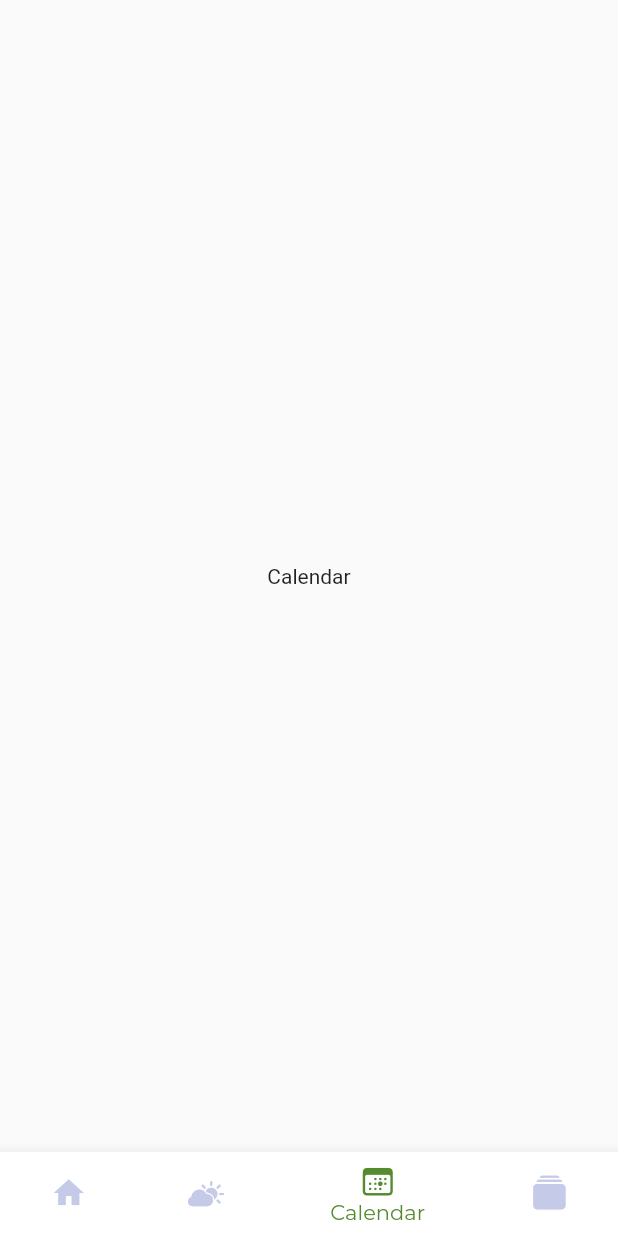
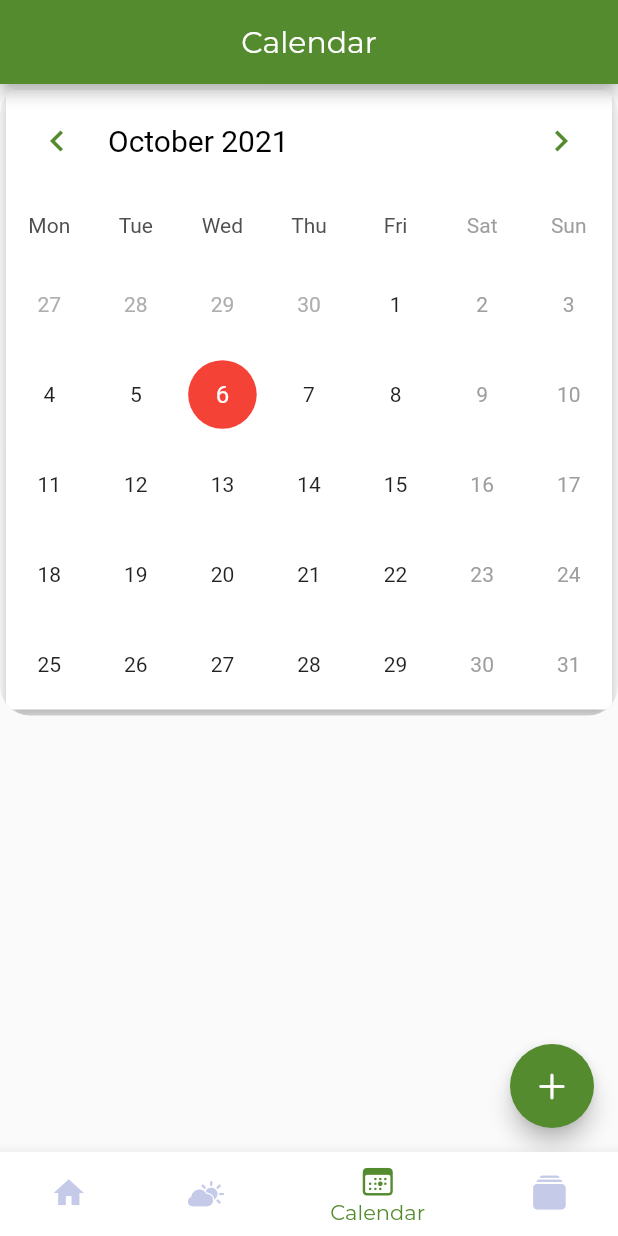
Before and after one commit to IvanAleinikau/farm, a Flutter app: the screen it shows after launch, item 3 of the bottom bar chosen, on a phone screen of 412 x 824 dp. Run offline on Flutter 3.47's test engine with Material 2 defaults, Android fonts, the phone set to English and light mode, and no system bars; drawn by our look-alikes of table_calendar; our stand-ins replace flutter_bloc, freezed_annotation, geolocator, get, get_it; network calls fail.

Commit message:
colors for calendar

```diff
--- /dev/null
+++ b/lib/app/pages/calendar_page.dart
@@ -0,0 +1,251 @@
+import 'package:farm/app/theme/color_palette.dart';
+import 'package:farm/app/theme/text_style.dart';
+import 'package:flutter/cupertino.dart';
+import 'package:flutter/material.dart';
+import 'package:table_calendar/table_calendar.dart';
+import 'package:get/get.dart';
+
+class CalendarPage extends StatefulWidget {
+  const CalendarPage({Key? key}) : super(key: key);
+
+  @override
+  _CalendarPageState createState() => _CalendarPageState();
+}
+
+class _CalendarPageState extends State<CalendarPage> {
+  final todaysDate = DateTime.now();
+  var _focusedCalendarDate = DateTime.now();
+  final _initialCalendarDate = DateTime(2000);
+  final _lastCalendarDate = DateTime(2050);
+  DateTime? selectedCalendarDate;
+  final titleController = TextEditingController();
+  final descpController = TextEditingController();
+
+  late Map<DateTime, List<MyEvents>> mySelectedEvents;
+
+  @override
+  void initState() {
+    selectedCalendarDate = _focusedCalendarDate;
+    mySelectedEvents = {};
+    super.initState();
+  }
+
+  @override
+  void dispose() {
+    titleController.dispose();
+    descpController.dispose();
+    super.dispose();
+  }
+
+  List<MyEvents> _listOfDayEvents(DateTime dateTime) {
+    return mySelectedEvents[dateTime] ?? [];
+  }
+
+  _showAddEventDialog() async {
+    await showDialog(
+        context: context,
+        builder: (context) => AlertDialog(
+              title: const Text('New Event'),
+              content: Column(
+                crossAxisAlignment: CrossAxisAlignment.stretch,
+                mainAxisSize: MainAxisSize.min,
+                children: [
+                  buildTextField(
+                      controller: titleController, hint: 'Enter Title'),
+                  const SizedBox(
+                    height: 20.0,
+                  ),
+                  buildTextField(
+                      controller: descpController, hint: 'Enter Description'),
+                ],
+              ),
+              actions: [
+                TextButton(
+                  onPressed: () => Navigator.pop(context),
+                  child: const Text('Cancel'),
+                ),
+                TextButton(
+                  onPressed: () {
+                    if (titleController.text.isEmpty &&
+                        descpController.text.isEmpty) {
+                      ScaffoldMessenger.of(context).showSnackBar(
+                        const SnackBar(
+                          content: Text('Please enter title & description'),
+                          duration: Duration(seconds: 3),
+                        ),
+                      );
+                      //Navigator.pop(context);
+                      return;
+                    } else {
+                      setState(() {
+                        if (mySelectedEvents[selectedCalendarDate] != null) {
+                          mySelectedEvents[selectedCalendarDate]?.add(MyEvents(
+                              eventTitle: titleController.text,
+                              eventDescp: descpController.text));
+                        } else {
+                          mySelectedEvents[selectedCalendarDate!] = [
+                            MyEvents(
+                                eventTitle: titleController.text,
+                                eventDescp: descpController.text)
+                          ];
+                        }
+                      });
+
+                      titleController.clear();
+                      descpController.clear();
+
+                      Navigator.pop(context);
+                      return;
+                    }
+                  },
+                  child: const Text('Add'),
+                ),
+              ],
+            ));
+  }
+
+  Widget buildTextField(
+      {String? hint, required TextEditingController controller}) {
+    return TextField(
+      controller: controller,
+      textCapitalization: TextCapitalization.words,
+      decoration: InputDecoration(
+        labelText: hint ?? '',
+        focusedBorder: OutlineInputBorder(
+          borderSide: const BorderSide(color: Colors.red, width: 1.5),
+          borderRadius: BorderRadius.circular(
+            10.0,
+          ),
+        ),
+        enabledBorder: OutlineInputBorder(
+          borderSide: const BorderSide(color: Colors.green, width: 1.5),
+          borderRadius: BorderRadius.circular(
+            10.0,
+          ),
+        ),
+      ),
+    );
+  }
+
+  @override
+  Widget build(BuildContext context) {
+    return Scaffold(
+      appBar: AppBar(
+        centerTitle: true,
+        title: Text(
+          'calendar'.tr,
+          style: Style.montserratStyle,
+        ),
+        backgroundColor: ColorPalette.appBarColor,
+      ),
+      floatingActionButton: FloatingActionButton(
+        onPressed: () => _showAddEventDialog(),
+        child: Icon(CupertinoIcons.plus),
+        backgroundColor: ColorPalette.calendarAddEventColor,
+      ),
+      body: SingleChildScrollView(
+        child: Column(
+          children: [
+            ClipRRect(
+              borderRadius: BorderRadius.circular(20),
+              child: Card(
+                elevation: 5.0,
+                child: TableCalendar(
+                  locale: 'en_US',
+                  focusedDay: _focusedCalendarDate,
+                  firstDay: _initialCalendarDate,
+                  lastDay: _lastCalendarDate,
+                  calendarFormat: CalendarFormat.month,
+                  weekendDays: const [DateTime.sunday, 6],
+                  startingDayOfWeek: StartingDayOfWeek.monday,
+                  daysOfWeekHeight: 45.0,
+                  rowHeight: 60.0,
+                  eventLoader: _listOfDayEvents,
+                  headerStyle: HeaderStyle(
+                    formatButtonVisible: false,
+                    titleTextStyle: TextStyle(
+                      color: ColorPalette.calendarTitleColor,
+                      fontSize: 20.0,
+                    ),
+                    decoration: BoxDecoration(
+                      color: ColorPalette.calendarAppBarColor,
+                      borderRadius: BorderRadius.only(
+                        topLeft: Radius.circular(10),
+                        topRight: Radius.circular(10),
+                      ),
+                    ),
+                    leftChevronIcon: Icon(
+                      Icons.chevron_left,
+                      color: ColorPalette.calendarArrowColor,
+                      size: 28,
+                    ),
+                    rightChevronIcon: Icon(
+                      Icons.chevron_right,
+                      color: ColorPalette.calendarArrowColor,
+                      size: 28,
+                    ),
+                  ),
+                  daysOfWeekStyle: const DaysOfWeekStyle(
+                    weekendStyle: Style.calendarDaysStyle,
+                  ),
+                  calendarStyle: const CalendarStyle(
+                    weekendTextStyle: Style.calendarDaysStyle,
+                    todayDecoration: BoxDecoration(
+                      color: ColorPalette.calendarTodayDayColor,
+                      shape: BoxShape.circle,
+                    ),
+                    selectedDecoration: BoxDecoration(
+                      color: ColorPalette.calendarSelectedDayColor,
+                      shape: BoxShape.circle,
+                    ),
+                    markerDecoration: BoxDecoration(
+                      color: ColorPalette.calendarMarkerEventColor,
+                      shape: BoxShape.circle,
+                    ),
+                  ),
+                  selectedDayPredicate: (currentSelectedDate) {
+                    return (isSameDay(
+                      selectedCalendarDate!,
+                      currentSelectedDate,
+                    ));
+                  },
+                  onDaySelected: (selectedDay, focusedDay) {
+                    if (!isSameDay(selectedCalendarDate, selectedDay)) {
+                      setState(() {
+                        selectedCalendarDate = selectedDay;
+                        _focusedCalendarDate = focusedDay;
+                      });
+                    }
+                  },
+                ),
+              ),
+            ),
+            ..._listOfDayEvents(selectedCalendarDate!).map(
+              (myEvents) => ListTile(
+                leading: const Icon(
+                  Icons.done,
+                  color: Colors.grey,
+                ),
+                title: Padding(
+                  padding: const EdgeInsets.only(bottom: 8.0),
+                  child: Text('Event Title:   ${myEvents.eventTitle}'),
+                ),
+                subtitle: Text('Description:   ${myEvents.eventDescp}'),
+              ),
+            ),
+          ],
+        ),
+      ),
+    );
+  }
+}
+
+class MyEvents {
+  final String eventTitle;
+  final String eventDescp;
+
+  MyEvents({required this.eventTitle, required this.eventDescp});
+
+  @override
+  String toString() => eventTitle;
+}
--- a/lib/app/pages/home_page.dart
+++ b/lib/app/pages/home_page.dart
@@ -1,3 +1,4 @@
+import 'package:farm/app/pages/calendar_page.dart';
 import 'package:farm/app/pages/index.dart';
 import 'package:farm/app/pages/weather_page.dart';
 import 'package:farm/app/theme/color_palette.dart';
@@ -21,9 +22,7 @@ class _HomePageState extends State<HomePage> {
       'Home',
     ),
     WeatherPage(),
-    Text(
-      'Calendar',
-    ),
+    CalendarPage(),
     ProductPage(),
   ];
 
--- a/lib/app/theme/color_palette.dart
+++ b/lib/app/theme/color_palette.dart
@@ -10,4 +10,15 @@ class ColorPalette{
 
   static const productColor = Color(0xFF757575);
   static const buttonColor = Color(0xFFFFFFFF);
+
+
+  //calendar colors
+  static const calendarTitleColor = Color(0xFF000000);
+  static const calendarAppBarColor = Color(0xFFFFFFFF);
+  static const calendarArrowColor = Color(0xFF558B2F);
+  static const calendarDaysColor = Color(0xFF9E9E9E);
+  static const calendarTodayDayColor = Color(0xFF9E9E9E);
+  static const calendarSelectedDayColor = Color(0xFFF44336);
+  static const calendarMarkerEventColor = Color(0xFF536DFE);
+  static const calendarAddEventColor = Color(0xFF558B2F);
 }
--- a/lib/app/theme/text_style.dart
+++ b/lib/app/theme/text_style.dart
@@ -11,4 +11,8 @@ class Style {
   static const montserratStyle = TextStyle(
     fontFamily: 'Montserrat',
   );
+
+  static const calendarDaysStyle = TextStyle(
+    color: ColorPalette.calendarDaysColor,
+  );
 }
--- a/lib/app/widgets/settings/button.dart
+++ b/lib/app/widgets/settings/button.dart
@@ -34,7 +34,10 @@ class CustomButton extends StatelessWidget {
           child: Row(
             children: [
               Container(
+                padding: EdgeInsets.only(left: 20),
                 child: Image(
+                  height: 120,
+                  width: 120,
                   image: AssetImage(image),
                 ),
               ),
--- a/pubspec.yaml
+++ b/pubspec.yaml
@@ -36,9 +36,9 @@ dependencies:
   freezed: ^0.14.2
   json_serializable: ^4.1.4
   intl: ^0.17.0
-  dependencies:
   get: ^4.3.8
   get_it: ^7.2.0
+  table_calendar: ^3.0.2
 
 dev_dependencies:
   flutter_test:
```
Also changed, not shown: lib/app/pages/product_page.dart (+4 -4 lines), asset/image/fertilizer.png (added), asset/image/flask.png (added), asset/image/oil.png (added), asset/image/pistachio.png (added), 1 other file.
